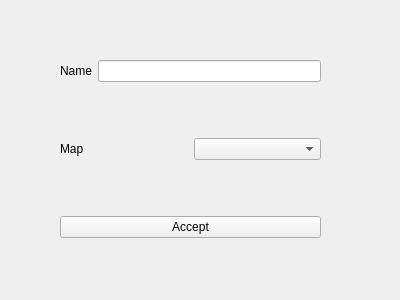
The window that Client/src/Launcher/ui/crear_partida_nueva.ui (Rpetey317/taller1-worms) describes before a commit, drawn with Qt 5.
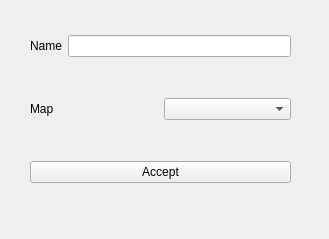
The same window after the commit.

Patch:
```diff
--- a/Client/src/Launcher/ui/crear_partida_nueva.ui
+++ b/Client/src/Launcher/ui/crear_partida_nueva.ui
@@ -6,8 +6,8 @@
    <rect>
     <x>0</x>
     <y>0</y>
-    <width>400</width>
-    <height>300</height>
+    <width>329</width>
+    <height>239</height>
    </rect>
   </property>
   <property name="windowTitle">
@@ -16,10 +16,10 @@
   <widget class="QWidget" name="verticalLayoutWidget">
    <property name="geometry">
     <rect>
-     <x>60</x>
-     <y>10</y>
+     <x>30</x>
+     <y>0</y>
      <width>261</width>
-     <height>281</height>
+     <height>221</height>
     </rect>
    </property>
    <layout class="QVBoxLayout" name="verticalLayout">
```
